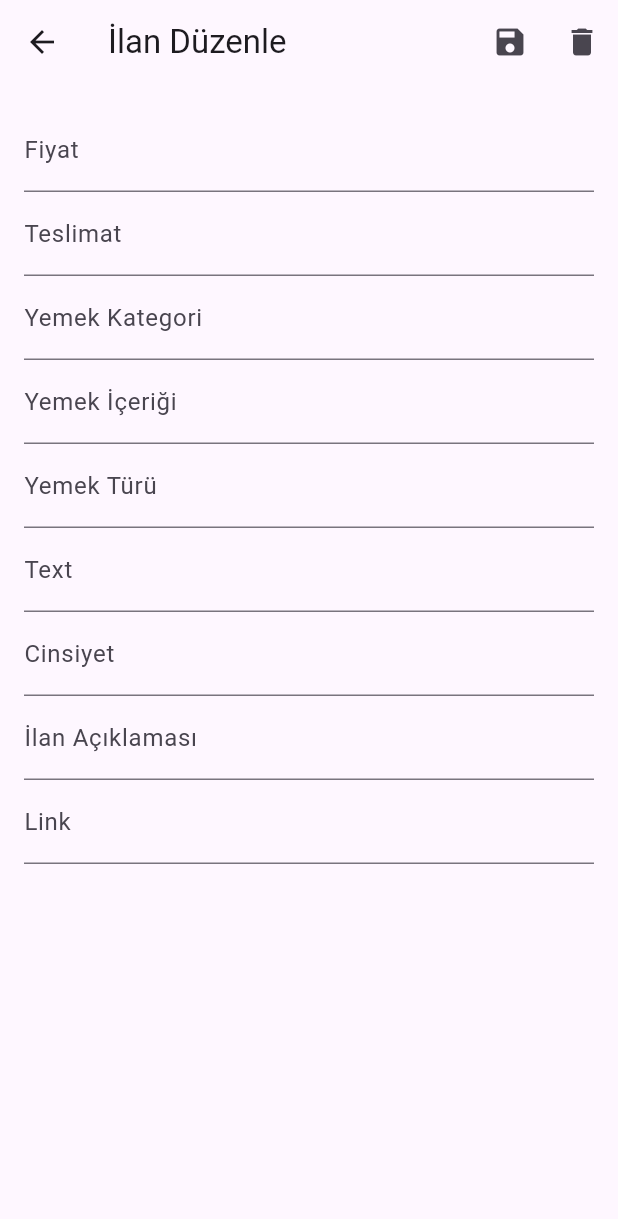
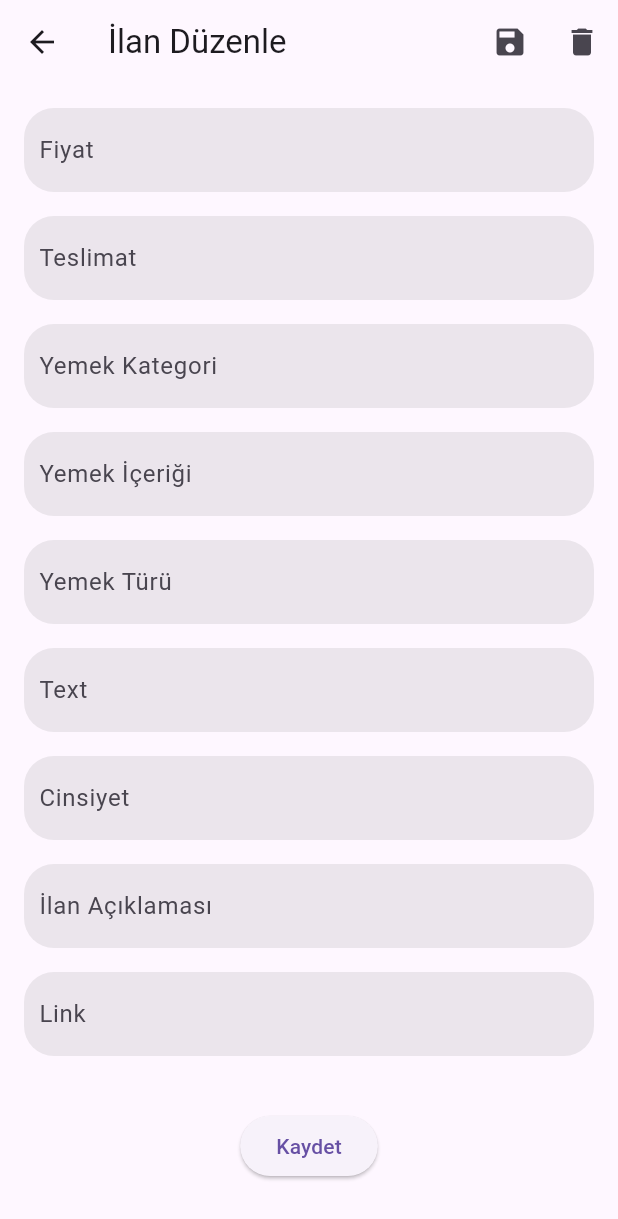
Before and after one commit to Elcieren/bootcamp_app, a Flutter app: the EditPostPage screen opened directly with empty values, on a phone screen of 412 x 824 dp. Shown: the top 1219 px of the screen. Run offline on Flutter 3.47's test engine with Material 3 defaults, Android fonts, the phone set to English and light mode, and no system bars; our stand-ins replace carousel_slider, cloud_firestore, firebase_auth, firebase_core, flutter_credit_card, get_it and 3 more; accounts and stored records are empty; network calls fail.

Commit message:
guncelleme
guncelleme

```diff
--- a/lib/ui/Ilan/advert_edit.dart
+++ b/lib/ui/Ilan/advert_edit.dart
@@ -46,11 +46,25 @@ class _AdvertEditPageState extends State<AdvertEditPage> {
         itemCount: _userPosts.length,
         itemBuilder: (context, index) {
           var post = _userPosts[index].data() as Map<String, dynamic>;
-          return ListTile(
-            title: Text(post['fullname']),
-            subtitle: Text(post['ilanAciklamasi']),
+          return Padding(
+            padding: const EdgeInsets.all(8.0),
+            child: Container(
+              decoration: BoxDecoration(
+                color: Color(0xFFFFA500), // Orange color
+                borderRadius: BorderRadius.circular(10),
+                boxShadow: [
+                  BoxShadow(
+                    offset: Offset(0, 4),
+                    color: Colors.black.withOpacity(0.5),
+                    blurRadius: 4,
+                  ),
+                ],
+              ),
+              child: ListTile(
+                title: Text(post['text'], style: TextStyle(color: Colors.white,fontWeight: FontWeight.w600)),
+                subtitle: Text(post['ilanAciklamasi'], style: TextStyle(color: Colors.white)),
                 trailing: IconButton(
-              icon: Icon(Icons.delete),
+                  icon: Icon(Icons.delete, color: Colors.white),
                   onPressed: () async {
                     await _firestore
                         .collection('Post')
@@ -71,6 +85,8 @@ class _AdvertEditPageState extends State<AdvertEditPage> {
                     ),
                   );
                 },
+              ),
+            ),
           );
         },
       )
@@ -91,52 +107,77 @@ class EditPostPage extends StatefulWidget {
 }
 
 class _EditPostPageState extends State<EditPostPage> {
-  FirebaseFirestore _firestore = FirebaseFirestore.instance;
-  late TextEditingController _fiyatController;
-  late TextEditingController _teslimatController;
-  late TextEditingController _yemekategoriController;
-  late TextEditingController _yemeicerigiController;
-  late TextEditingController _yemekturuController;
-  late TextEditingController _textController;
-  late TextEditingController _cinsiyetController;
-  late TextEditingController _ilanaciklamasiController;
-  late TextEditingController _linkController;
+  final _formKey = GlobalKey<FormState>();
+  final _fiyatController = TextEditingController();
+  final _teslimatController = TextEditingController();
+  final _yemekKategoriController = TextEditingController();
+  final _yemekIcerigiController = TextEditingController();
+  final _yemekTuruController = TextEditingController();
+  final _textController = TextEditingController();
+  final _cinsiyetController = TextEditingController();
+  final _ilanAciklamasiController = TextEditingController();
+  final _linkController = TextEditingController();
+
+  bool _isLoading = false;
 
   @override
   void initState() {
     super.initState();
-    _fiyatController = TextEditingController(text: widget.post['Fiyat']);
-    _teslimatController = TextEditingController(text: widget.post['Teslimat']);
-    _yemekategoriController =
-        TextEditingController(text: widget.post['YemekKategori']);
-    _yemeicerigiController =
-        TextEditingController(text: widget.post['YemekIcerigi']);
-    _yemekturuController = TextEditingController(text: widget.post['YemekTuru']);
-    _textController = TextEditingController(text: widget.post['text']);
-    _cinsiyetController = TextEditingController(text: widget.post['cinsiyet']);
-    _ilanaciklamasiController =
-        TextEditingController(text: widget.post['ilanAciklamasi']);
-    _linkController = TextEditingController(text: widget.post['link']);
+    _fiyatController.text = widget.post['Fiyat'] ?? '';
+    _teslimatController.text = widget.post['Teslimat'] ?? '';
+    _yemekKategoriController.text = widget.post['YemeKategori'] ?? '';
+    _yemekIcerigiController.text = widget.post['YemekIcerigi'] ?? '';
+    _yemekTuruController.text = widget.post['YemekTuru'] ?? '';
+    _textController.text = widget.post['text'] ?? '';
+    _cinsiyetController.text = widget.post['cinsiyet'] ?? '';
+    _ilanAciklamasiController.text = widget.post['ilanAciklamasi'] ?? '';
+    _linkController.text = widget.post['link'] ?? '';
   }
 
   Future<void> _updatePost() async {
-    await _firestore.collection('Post').doc(widget.postId).update({
+    if (_formKey.currentState?.validate() ?? false) {
+      setState(() {
+        _isLoading = true;
+      });
+
+      try {
+        await FirebaseFirestore.instance.collection('Post').doc(widget.postId).update({
           'Fiyat': _fiyatController.text,
           'Teslimat': _teslimatController.text,
-      'YemekKategori': _yemekategoriController.text,
-      'YemekIcerigi': _yemeicerigiController.text,
-      'YemekTuru': _yemekturuController.text,
+          'YemekKategori': _yemekKategoriController.text,
+          'YemekIcerigi': _yemekIcerigiController.text,
+          'YemekTuru': _yemekTuruController.text,
           'text': _textController.text,
           'cinsiyet': _cinsiyetController.text,
-      'ilanAciklamasi': _ilanaciklamasiController.text,
+          'ilanAciklamasi': _ilanAciklamasiController.text,
           'link': _linkController.text,
         });
         Navigator.of(context).pop();
+      } catch (e) {
+        // Handle errors if needed
+      } finally {
+        setState(() {
+          _isLoading = false;
+        });
+      }
+    }
   }
 
   Future<void> _deletePost() async {
-    await _firestore.collection('Post').doc(widget.postId).delete();
+    setState(() {
+      _isLoading = true;
+    });
+
+    try {
+      await FirebaseFirestore.instance.collection('Post').doc(widget.postId).delete();
       Navigator.of(context).pop();
+    } catch (e) {
+      // Handle errors if needed
+    } finally {
+      setState(() {
+        _isLoading = false;
+      });
+    }
   }
 
   @override
@@ -157,61 +198,85 @@ class _EditPostPageState extends State<EditPostPage> {
       ),
       body: Padding(
         padding: const EdgeInsets.all(16.0),
-        child: ListView(
+        child: _isLoading
+            ? Center(child: CircularProgressIndicator())
+            : SingleChildScrollView(
+          child: Form(
+            key: _formKey,
+            child: Column(
               children: [
-            TextField(
+                customTextFormField(
                   controller: _fiyatController,
-              decoration: InputDecoration(labelText: 'Fiyat'),
+                  labelText: 'Fiyat',
                 ),
-            TextField(
+                customTextFormField(
                   controller: _teslimatController,
-              decoration: InputDecoration(labelText: 'Teslimat'),
+                  labelText: 'Teslimat',
                 ),
-            TextField(
-              controller: _yemekategoriController,
-              decoration: InputDecoration(labelText: 'Yemek Kategori'),
+                customTextFormField(
+                  controller: _yemekKategoriController,
+                  labelText: 'Yemek Kategori',
                 ),
-            TextField(
-              controller: _yemeicerigiController,
-              decoration: InputDecoration(labelText: 'Yemek İçeriği'),
+                customTextFormField(
+                  controller: _yemekIcerigiController,
+                  labelText: 'Yemek İçeriği',
                 ),
-            TextField(
-              controller: _yemekturuController,
-              decoration: InputDecoration(labelText: 'Yemek Türü'),
+                customTextFormField(
+                  controller: _yemekTuruController,
+                  labelText: 'Yemek Türü',
                 ),
-            TextField(
+                customTextFormField(
                   controller: _textController,
-              decoration: InputDecoration(labelText: 'Text'),
+                  labelText: 'Text',
                 ),
-            TextField(
+                customTextFormField(
                   controller: _cinsiyetController,
-              decoration: InputDecoration(labelText: 'Cinsiyet'),
+                  labelText: 'Cinsiyet',
                 ),
-            TextField(
-              controller: _ilanaciklamasiController,
-              decoration: InputDecoration(labelText: 'İlan Açıklaması'),
+                customTextFormField(
+                  controller: _ilanAciklamasiController,
+                  labelText: 'İlan Açıklaması',
                 ),
-            TextField(
+                customTextFormField(
                   controller: _linkController,
-              decoration: InputDecoration(labelText: 'Link'),
+                  labelText: 'Link',
                 ),
+                SizedBox(height: 20),
+                ElevatedButton(
+                  onPressed: _updatePost,
+                  child: Text('Kaydet'),
+                ),
+                SizedBox(height: 20),
+                Divider(thickness: 2),
               ],
+            ),
+          ),
         ),
       ),
     );
   }
 
-  @override
-  void dispose() {
-    _fiyatController.dispose();
-    _teslimatController.dispose();
-    _yemekategoriController.dispose();
-    _yemeicerigiController.dispose();
-    _yemekturuController.dispose();
-    _textController.dispose();
-    _cinsiyetController.dispose();
-    _ilanaciklamasiController.dispose();
-    _linkController.dispose();
-    super.dispose();
+  Widget customTextFormField({required TextEditingController controller, required String labelText, bool readOnly = false}) {
+    return Container(
+      margin: EdgeInsets.only(bottom: 16.0),
+      decoration: BoxDecoration(
+        borderRadius: BorderRadius.circular(20),
+        color: Colors.grey.withOpacity(0.2),
+      ),
+      padding: const EdgeInsets.symmetric(horizontal: 10),
+      child: TextFormField(
+        controller: controller,
+        decoration: InputDecoration(
+          labelText: labelText,
+          border: InputBorder.none,
+          focusedBorder: InputBorder.none,
+          enabledBorder: InputBorder.none,
+          errorBorder: InputBorder.none,
+          disabledBorder: InputBorder.none,
+        ),
+        readOnly: readOnly,
+        validator: (value) => value?.isEmpty ?? true ? '$labelText girin' : null,
+      ),
+    );
   }
 }
```
Also changed, not shown: lib/ui/home_page.dart (+62 -28 lines). Lines whose indentation alone changed are shown as unchanged.
